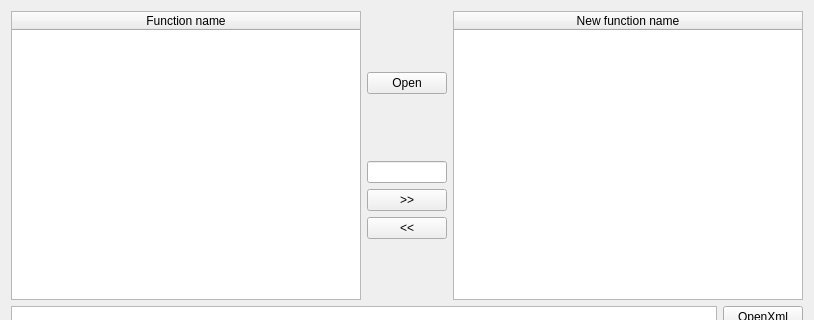
ant-sir/xmlgen, file frame.ui: the form before one commit; both pictures show x 0 to 814 and y 0 to 320 of the 814 by 605 pixel window.
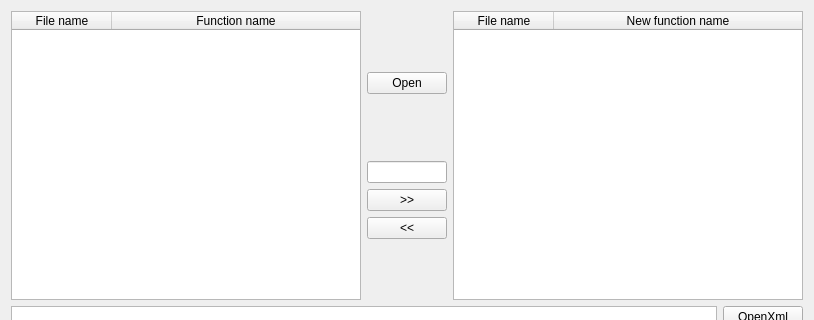
The form after the commit.

Commit message: 重载好xmlbuilder，小喜悦

What changed in the file:
```diff
--- a/frame.ui
+++ b/frame.ui
@@ -18,6 +18,9 @@
     <layout class="QHBoxLayout" name="horizontalLayout">
      <item>
       <widget class="QTableWidget" name="tableWidgetSource">
+       <property name="sizeAdjustPolicy">
+        <enum>QAbstractScrollArea::AdjustIgnored</enum>
+       </property>
        <property name="editTriggers">
         <set>QAbstractItemView::NoEditTriggers</set>
        </property>
@@ -25,7 +28,7 @@
         <number>0</number>
        </property>
        <property name="columnCount">
-        <number>1</number>
+        <number>2</number>
        </property>
        <attribute name="horizontalHeaderStretchLastSection">
         <bool>true</bool>
@@ -33,6 +36,11 @@
        <attribute name="verticalHeaderStretchLastSection">
         <bool>false</bool>
        </attribute>
+       <column>
+        <property name="text">
+         <string>File name</string>
+        </property>
+       </column>
        <column>
         <property name="text">
          <string>Function name</string>
@@ -140,6 +148,9 @@
      </item>
      <item>
       <widget class="QTableWidget" name="tableWidgetDest">
+       <property name="sizeAdjustPolicy">
+        <enum>QAbstractScrollArea::AdjustIgnored</enum>
+       </property>
        <property name="editTriggers">
         <set>QAbstractItemView::NoEditTriggers</set>
        </property>
@@ -147,11 +158,16 @@
         <number>0</number>
        </property>
        <property name="columnCount">
-        <number>1</number>
+        <number>2</number>
        </property>
        <attribute name="horizontalHeaderStretchLastSection">
         <bool>true</bool>
        </attribute>
+       <column>
+        <property name="text">
+         <string>File name</string>
+        </property>
+       </column>
        <column>
         <property name="text">
          <string>New function name</string>
```
Left out of the diff: 50 changed lines with no effect on the pictures. The commit also changes 2 other files.
